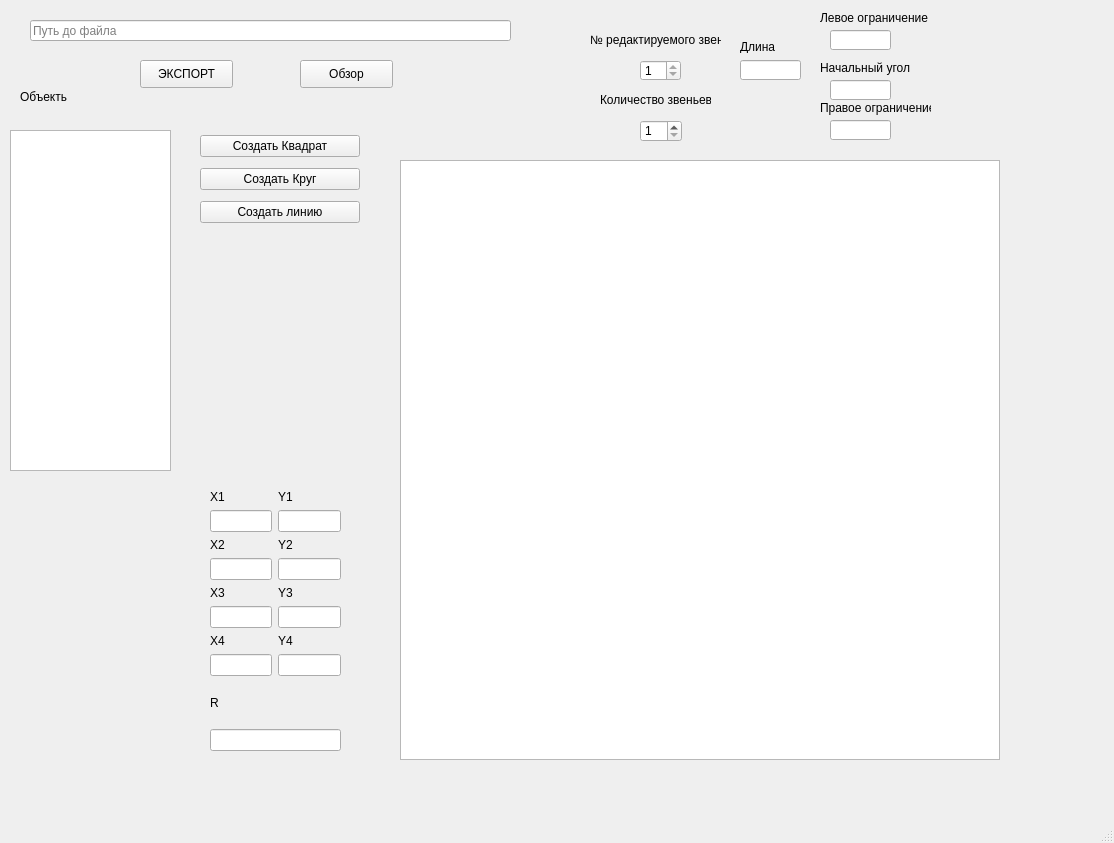
Old version of the form GUI_creation/GUI.ui in the repository kaizer-nurik/manipulator_planning_simple.
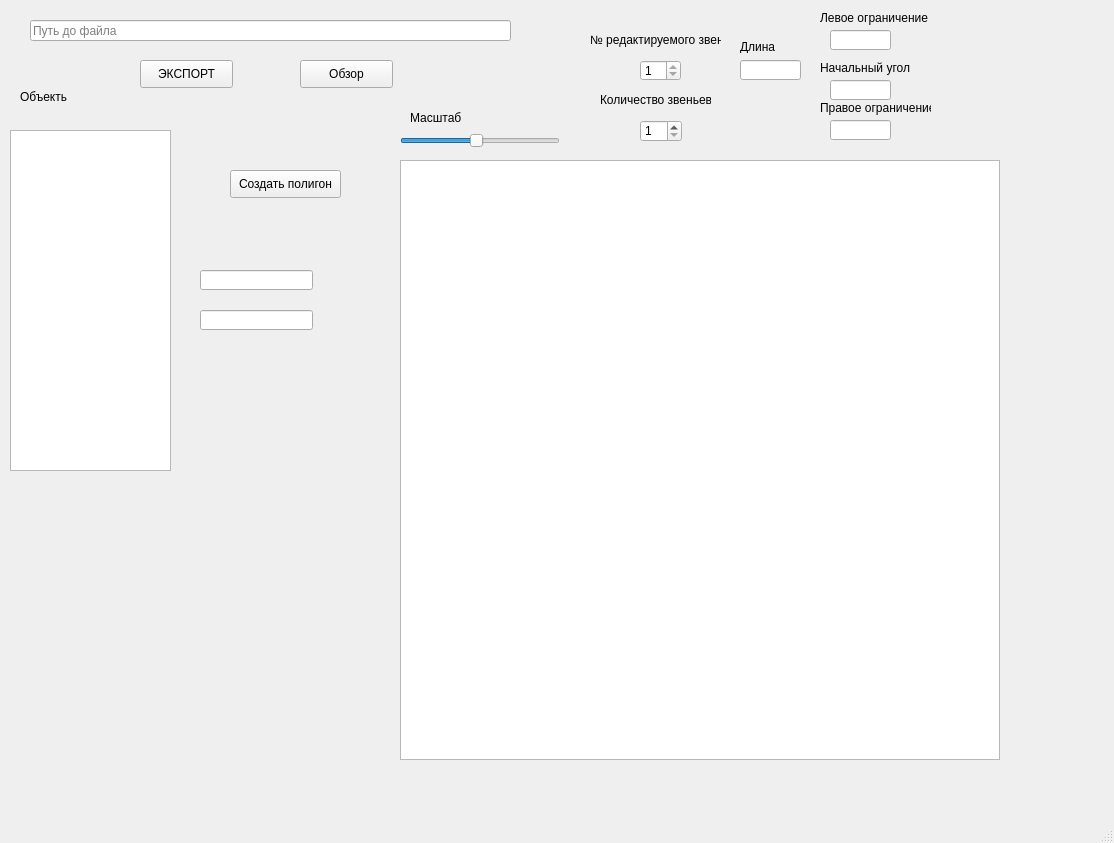
New version of the form.

Diff of the .ui file:
```diff
--- a/GUI_creation/GUI.ui
+++ b/GUI_creation/GUI.ui
@@ -85,157 +85,6 @@
      <string>Путь до файла</string>
     </property>
    </widget>
-   <widget class="QWidget" name="verticalLayoutWidget">
-    <property name="geometry">
-     <rect>
-      <x>210</x>
-      <y>490</y>
-      <width>131</width>
-      <height>261</height>
-     </rect>
-    </property>
-    <layout class="QVBoxLayout" name="verticalLayout_3">
-     <item>
-      <layout class="QGridLayout" name="dot1">
-       <item row="1" column="1">
-        <widget class="QLineEdit" name="Y1_text"/>
-       </item>
-       <item row="0" column="1">
-        <widget class="QLabel" name="Y1_label">
-         <property name="text">
-          <string>Y1</string>
-         </property>
-        </widget>
-       </item>
-       <item row="1" column="0">
-        <widget class="QLineEdit" name="X1_text"/>
-       </item>
-       <item row="0" column="0">
-        <widget class="QLabel" name="X1_label">
-         <property name="text">
-          <string>X1</string>
-         </property>
-        </widget>
-       </item>
-      </layout>
-     </item>
-     <item>
-      <layout class="QGridLayout" name="gridLayout_6">
-       <item row="1" column="1">
-        <widget class="QLineEdit" name="Y2_text"/>
-       </item>
-       <item row="0" column="0">
-        <widget class="QLabel" name="X2_label">
-         <property name="text">
-          <string>X2</string>
-         </property>
-        </widget>
-       </item>
-       <item row="1" column="0">
-        <widget class="QLineEdit" name="X2_text"/>
-       </item>
-       <item row="0" column="1">
-        <widget class="QLabel" name="Y2_label">
-         <property name="text">
-          <string>Y2</string>
-         </property>
-        </widget>
-       </item>
-      </layout>
-     </item>
-     <item>
-      <layout class="QGridLayout" name="gridLayout_7">
-       <item row="0" column="1">
-        <widget class="QLabel" name="Y3_label">
-         <property name="text">
-          <string>Y3</string>
-         </property>
-        </widget>
-       </item>
-       <item row="0" column="0">
-        <widget class="QLabel" name="X3_label">
-         <property name="text">
-          <string>X3</string>
-         </property>
-        </widget>
-       </item>
-       <item row="1" column="0">
-        <widget class="QLineEdit" name="X3_text"/>
-       </item>
-       <item row="1" column="1">
-        <widget class="QLineEdit" name="Y3_text"/>
-       </item>
-      </layout>
-     </item>
-     <item>
-      <layout class="QGridLayout" name="gridLayout_8">
-       <item row="0" column="0">
-        <widget class="QLabel" name="X4_label">
-         <property name="text">
-          <string>X4</string>
-         </property>
-        </widget>
-       </item>
-       <item row="1" column="0">
-        <widget class="QLineEdit" name="X4_text"/>
-       </item>
-       <item row="0" column="1">
-        <widget class="QLabel" name="Y4_label">
-         <property name="text">
-          <string>Y4</string>
-         </property>
-        </widget>
-       </item>
-       <item row="1" column="1">
-        <widget class="QLineEdit" name="Y4_text"/>
-       </item>
-      </layout>
-     </item>
-     <item>
-      <widget class="QLabel" name="R_label">
-       <property name="text">
-        <string>R</string>
-       </property>
-      </widget>
-     </item>
-     <item>
-      <widget class="QLineEdit" name="R_text"/>
-     </item>
-    </layout>
-   </widget>
-   <widget class="QWidget" name="verticalLayoutWidget_2">
-    <property name="geometry">
-     <rect>
-      <x>200</x>
-      <y>130</y>
-      <width>160</width>
-      <height>100</height>
-     </rect>
-    </property>
-    <layout class="QVBoxLayout" name="verticalLayout_4">
-     <item>
-      <widget class="QPushButton" name="pushButton_2">
-       <property name="text">
-        <string>Создать Квадрат</string>
-       </property>
-      </widget>
-     </item>
-     <item>
-      <widget class="QPushButton" name="pushButton_3">
-       <property name="text">
-        <string>Создать Круг</string>
-       </property>
-      </widget>
-     </item>
-     <item>
-      <widget class="QPushButton" name="pushButton_4">
-       <property name="text">
-        <string>Создать линию</string>
-       </property>
-      </widget>
-     </item>
-    </layout>
-   </widget>
    <widget class="QSpinBox" name="robot_joint_count_spin">
     <property name="geometry">
      <rect>
@@ -399,6 +248,77 @@
      <string>ЭКСПОРТ</string>
     </property>
    </widget>
+   <widget class="QPushButton" name="create_poli_btn">
+    <property name="geometry">
+     <rect>
+      <x>230</x>
+      <y>170</y>
+      <width>111</width>
+      <height>28</height>
+     </rect>
+    </property>
+    <property name="text">
+     <string>Создать полигон</string>
+    </property>
+   </widget>
+   <widget class="QLineEdit" name="poli_x_text">
+    <property name="geometry">
+     <rect>
+      <x>200</x>
+      <y>270</y>
+      <width>113</width>
+      <height>20</height>
+     </rect>
+    </property>
+   </widget>
+   <widget class="QLineEdit" name="poli_y_text">
+    <property name="geometry">
+     <rect>
+      <x>200</x>
+      <y>310</y>
+      <width>113</width>
+      <height>20</height>
+     </rect>
+    </property>
+   </widget>
+   <widget class="QSlider" name="zoom_slider">
+    <property name="geometry">
+     <rect>
+      <x>400</x>
+      <y>130</y>
+      <width>160</width>
+      <height>22</height>
+     </rect>
+    </property>
+    <property name="minimum">
+     <number>10</number>
+    </property>
+    <property name="maximum">
+     <number>200</number>
+    </property>
+    <property name="pageStep">
+     <number>1</number>
+    </property>
+    <property name="value">
+     <number>100</number>
+    </property>
+    <property name="orientation">
+     <enum>Qt::Horizontal</enum>
+    </property>
+   </widget>
+   <widget class="QLabel" name="label_4">
+    <property name="geometry">
+     <rect>
+      <x>410</x>
+      <y>110</y>
+      <width>51</width>
+      <height>16</height>
+     </rect>
+    </property>
+    <property name="text">
+     <string>Масштаб</string>
+    </property>
+   </widget>
   </widget>
   <widget class="QMenuBar" name="menubar">
    <property name="geometry">
```
Left out of the diff: 23 changed lines with no effect on the pictures.
